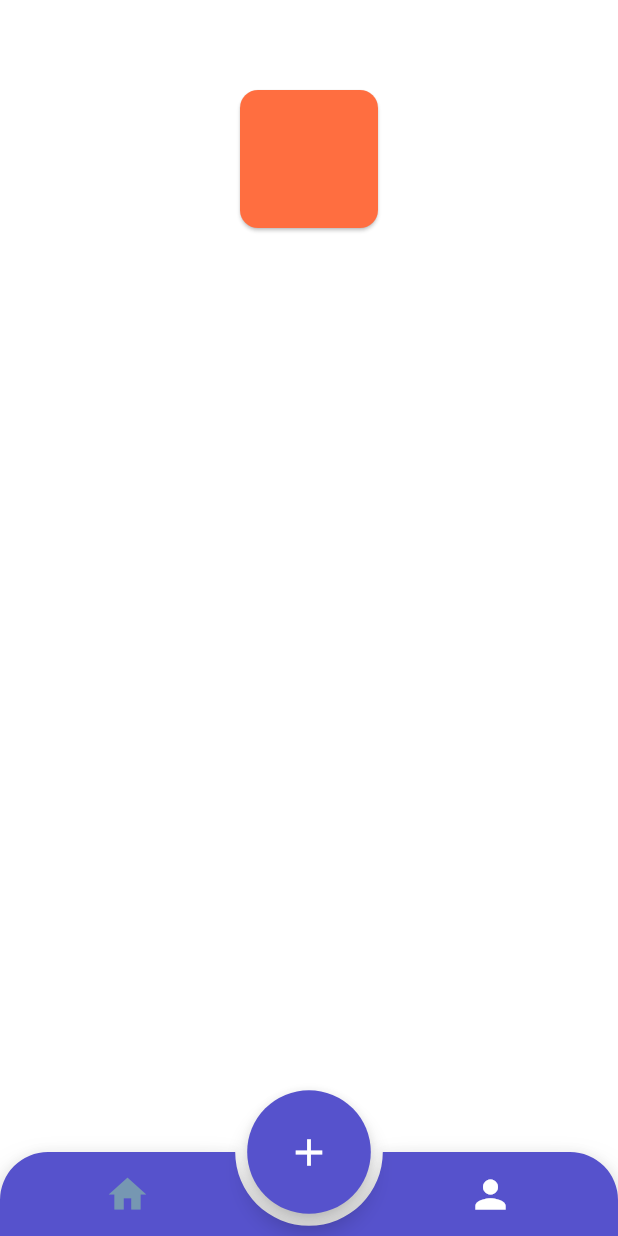
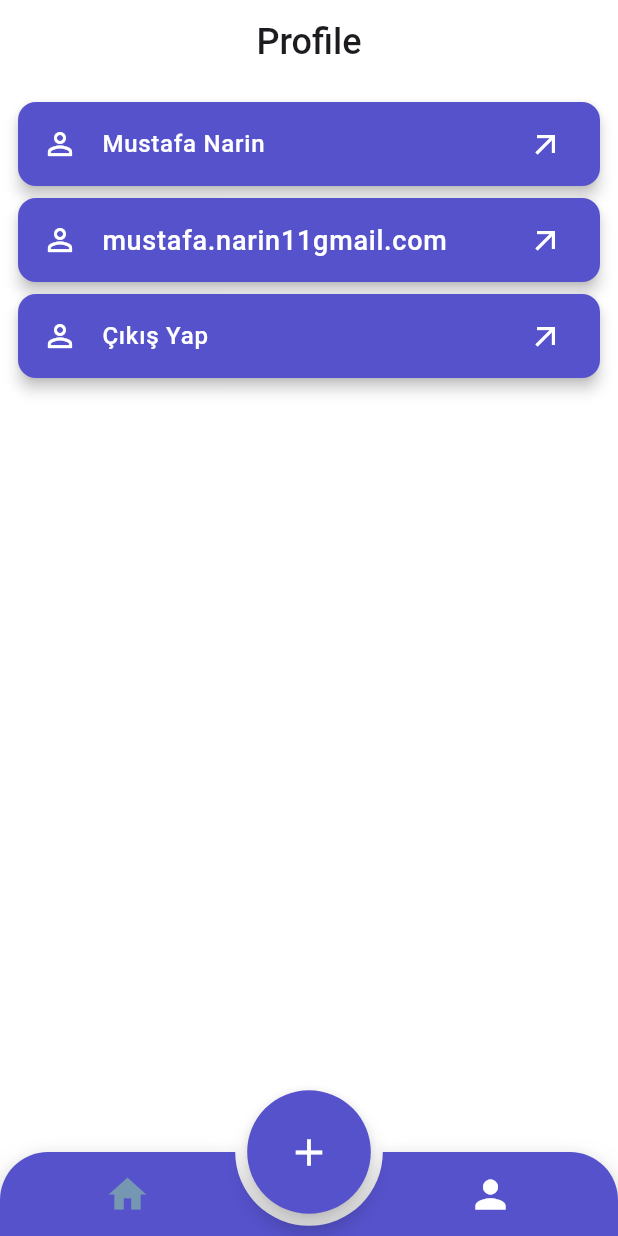
Before and after one commit to mustafanarin/Task-Track, a Flutter app: the screen it shows after launch, item 2 of the bottom bar chosen, on a phone screen of 412 x 824 dp. Run offline on Flutter 3.47's test engine with Material 3 defaults, Android fonts, the phone set to English and light mode, and no system bars; drawn by our look-alikes of animated_bottom_navigation_bar; our stand-ins replace animated_splash_screen, auto_route, cloud_firestore, equatable, firebase_auth, firebase_core and 7 more; accounts and stored records are empty; generated files the repository leaves out were written again.

Commit message:
profile page and profile edit page created

```diff
--- a/lib/feature/profile/profile_page.dart
+++ b/lib/feature/profile/profile_page.dart
@@ -1,7 +1,12 @@
+import 'package:auto_route/auto_route.dart';
 import 'package:flutter/material.dart';
 import 'package:flutter/widgets.dart';
 import 'package:hooks_riverpod/hooks_riverpod.dart';
+import 'package:todo_app/product/constants/project_colors.dart';
+import 'package:todo_app/product/extensions/profile_edit_field.dart';
+import 'package:todo_app/product/navigate/app_router.dart';
 
+@RoutePage()
 class ProfilePage extends ConsumerWidget {
   const ProfilePage({super.key});
 
@@ -10,20 +15,74 @@ class ProfilePage extends ConsumerWidget {
     return Scaffold(
         appBar: AppBar(
           automaticallyImplyLeading: false,
+          title: const Text("Profile"),
         ),
-      body: const Column(
+        body: Padding(
+          padding: const EdgeInsets.all(8.0),
+          child: ListView(
             children: [
-          Center(
-            child: SizedBox(
-              height: 100,
-              width: 100,
-              child: Card(
-                color: Colors.deepOrangeAccent,
+              Card(
+                elevation: 4,
+                color: ProjectColors.iris,
+                child: ListTile(
+                  leading: Icon(
+                    Icons.person_outline,
+                    color: ProjectColors.white,
+                  ),
+                  title: Text(
+                    "Mustafa Narin",
+                    style: TextStyle(color: ProjectColors.white),
+                  ),
+                  trailing: Icon(
+                    Icons.arrow_outward,
+                    color: ProjectColors.white,
+                  ),
+                  onTap: () => context.pushRoute(ProfileEditRoute(profileEditEnum: ProfileEditEnum.name)),
                 ),
               ),
-          )
+              Card(
+                elevation: 4,
+                color: ProjectColors.iris,
+                child: ListTile(
+                  leading: Icon(
+                    Icons.person_outline,
+                    color: ProjectColors.white,
+                  ),
+                  title: Text(
+                    "mustafa.narin11gmail.com",
+                    style: TextStyle(fontSize: 18, color: ProjectColors.white),
+                  ),
+                  trailing: Icon(
+                    Icons.arrow_outward,
+                    color: ProjectColors.white,
+                  ),
+                  onTap: () {
+                    context.pushRoute(ProfileEditRoute(profileEditEnum: ProfileEditEnum.email));
+                  },
+                  //  onTap: ,
+                ),
+              ),
+              const Card(
+                elevation: 4,
+                color: ProjectColors.iris,
+                child: ListTile(
+                  leading: Icon(
+                    Icons.person_outline,
+                    color: ProjectColors.white,
+                  ),
+                  title: Text(
+                    "Çıkış Yap",
+                    style: TextStyle(color: ProjectColors.white),
+                  ),
+                  trailing: Icon(
+                    Icons.arrow_outward,
+                    color: ProjectColors.white,
+                  ),
+                  //  onTap: ,
+                ),
+              ),
             ],
           ),
-    );
+        ));
   }
 }
--- /dev/null
+++ b/lib/product/extensions/profile_edit_field.dart
@@ -0,0 +1,9 @@
+enum ProfileEditEnum {
+  name,
+  email
+}
+
+extension ProfileEditEnumExtension on ProfileEditEnum {
+  bool get isName => this == ProfileEditEnum.name;
+  bool get isEmail => this == ProfileEditEnum.email;
+}
--- a/lib/product/navigate/app_router.dart
+++ b/lib/product/navigate/app_router.dart
@@ -9,9 +9,13 @@ import 'package:todo_app/feature/home/view/task_add_page.dart';
 import 'package:todo_app/feature/home/view/task_detail_page.dart';
 import 'package:todo_app/feature/home/view/task_edit_page.dart';
 import 'package:todo_app/feature/home/view/task_list_page.dart';
+import 'package:todo_app/feature/profile/profile_edit_page.dart';
+import 'package:todo_app/feature/profile/profile_page.dart';
 import 'package:todo_app/feature/splash/splash_page.dart';
 import 'package:todo_app/feature/tabbar/tabbar_page.dart';
 import 'package:todo_app/product/constants/category_id_enum.dart';
+import 'package:todo_app/product/extensions/profile_edit_field.dart';
+
 
 part 'app_router.gr.dart';
 
@@ -29,6 +33,8 @@ class AppRouter extends RootStackRouter {
     // CustomRoute(page: TaskListRoute.page,transitionsBuilder: TransitionsBuilders.zoomIn,opaque: false, durationInMilliseconds: 2000,),
     AutoRoute(page: TaskListRoute.page,),
     AutoRoute(page: TaskDetailRoute.page),
-    AutoRoute(page: TaskEditRoute.page)
+    AutoRoute(page: TaskEditRoute.page),
+    AutoRoute(page: ProfileRoute.page),
+    AutoRoute(page: ProfileEditRoute.page)
   ];
 }
--- a/lib/product/widgets/project_textfield.dart
+++ b/lib/product/widgets/project_textfield.dart
@@ -19,7 +19,6 @@ class ProjectTextfield extends StatelessWidget {
       style: context.textTheme().titleSmall,
       decoration: InputDecoration(
        hintText: hintText,
-
          suffixIcon: Icon(icon)
        ),
      );
```
Also changed, not shown: lib/feature/profile/profile_edit_page.dart (added, +59 -0 lines), lib/product/navigate/app_router.gr.dart. Lines whose indentation alone changed are shown as unchanged.
